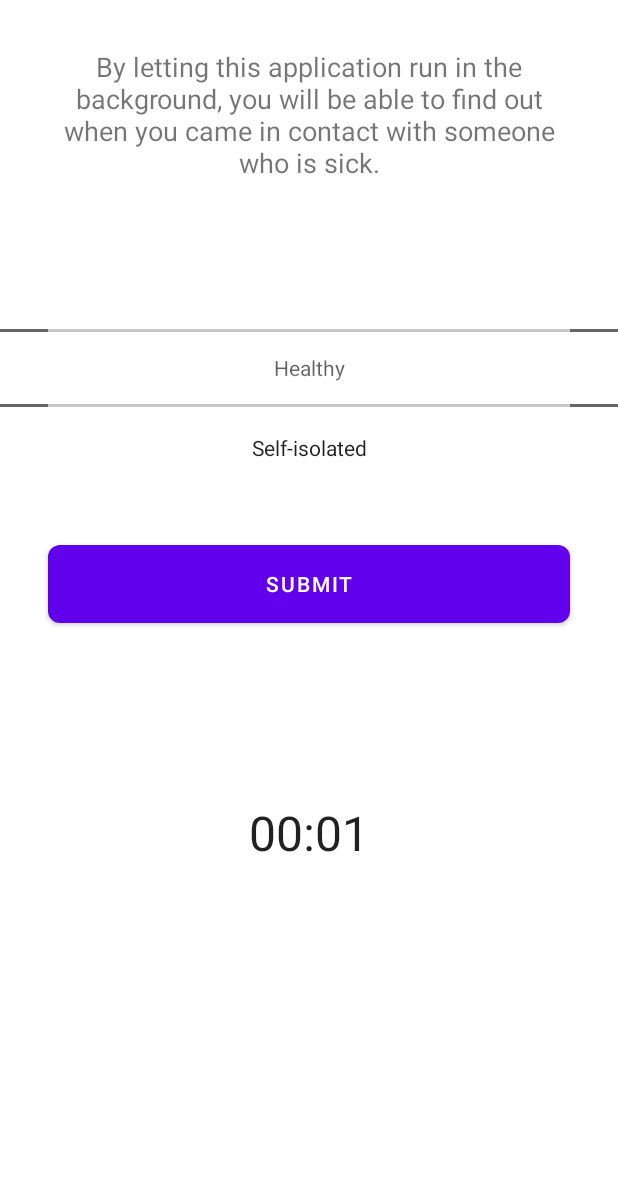
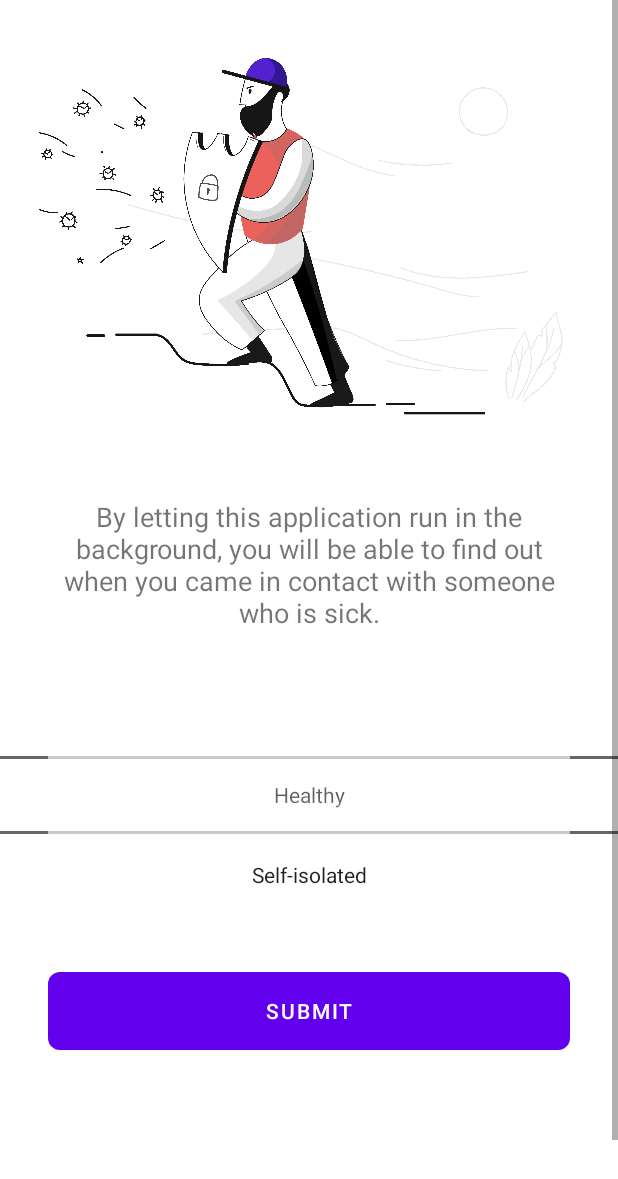
Before and after one commit to alexandrumeterez/covidtracer, an Android app: the LoggedInActivity screen opened directly, with no data from a screen before it, on a phone screen of 412 x 824 dp. Shown: the top 1179 px of the screen. Run offline under Robolectric (Android 15) with nearby library versions, the phone set to English and light mode, and no system bars; our stand-ins replace Firebase (no records; nobody signed in at launch, a user with empty details on screens opened directly).

Commit message:
Add covid themed gif (MIT Licence from pixeltrue)

```diff
--- a/app/build.gradle
+++ b/app/build.gradle
@@ -46,6 +46,7 @@ dependencies {
     implementation 'androidx.appcompat:appcompat:1.1.0'
     implementation 'androidx.constraintlayout:constraintlayout:1.1.3'
     implementation 'androidx.legacy:legacy-support-v4:1.0.0'
+    implementation 'pl.droidsonroids.gif:android-gif-drawable:1.2.8'
     testImplementation 'junit:junit:4.12'
     androidTestImplementation 'androidx.test.ext:junit:1.1.1'
     androidTestImplementation 'androidx.test.espresso:espresso-core:3.2.0'
--- a/app/src/main/res/layout/activity_logged_in.xml
+++ b/app/src/main/res/layout/activity_logged_in.xml
@@ -12,11 +12,17 @@
         android:orientation="vertical"
         tools:context=".LoggedInActivity">
 
+        <pl.droidsonroids.gif.GifImageView
+            android:id="@+id/gifImageView"
+            android:layout_width="match_parent"
+            android:layout_height="300dp"
+            android:scaleType="centerCrop"
+            android:src="@drawable/security" />
 
         <TextView
             android:id="@+id/textTracking"
             android:layout_width="match_parent"
-            android:layout_height="165dp"
+            android:layout_height="150dp"
             android:layout_weight="1"
             android:gravity="center_horizontal"
             android:padding="32dp"
```
Also changed, not shown: app/src/main/res/drawable/security.gif (added).
